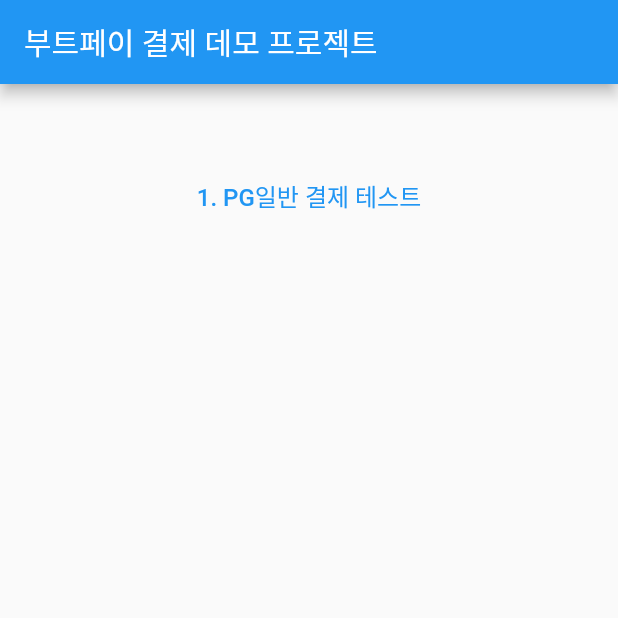
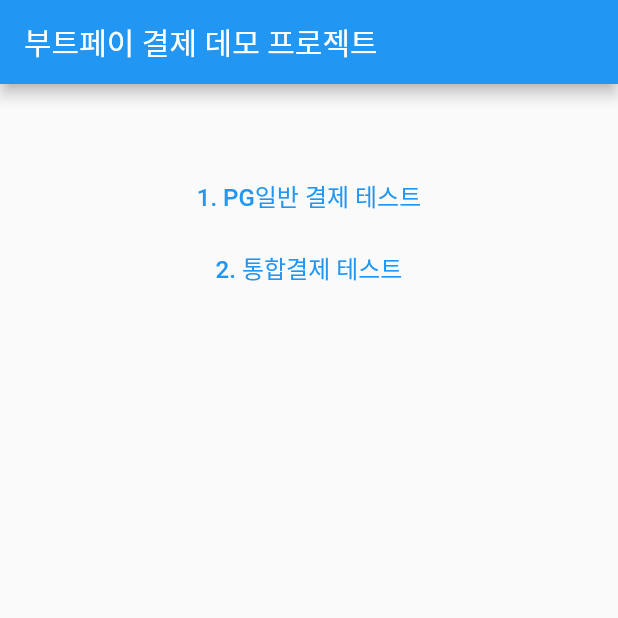
Before and after one commit to chihyeonwon/Flutter-Pay, a Flutter app: the screen it shows after launch, on a phone screen of 412 x 824 dp, the top half of it. Run offline on Flutter 3.47's test engine with Material 2 defaults, Android fonts, the light colour scheme and no system bars; our stand-ins replace get; missing offline and left inert: bootpay.

Commit message:
통합 결제 테스트 버튼 추가

```diff
--- a/lib/main.dart
+++ b/lib/main.dart
@@ -51,6 +51,10 @@
                   onPressed: () => Get.to(DefaultPayment()),
                   child: const Text('1. PG일반 결제 테스트', style: TextStyle(fontSize: 16.0))
               ),
+              TextButton(
+                  onPressed: () => Get.to(TotalPayment()),
+                  child: const Text('2. 통합결제 테스트', style: TextStyle(fontSize: 16.0))
+              ),
             ],
           ),
         ),
```
